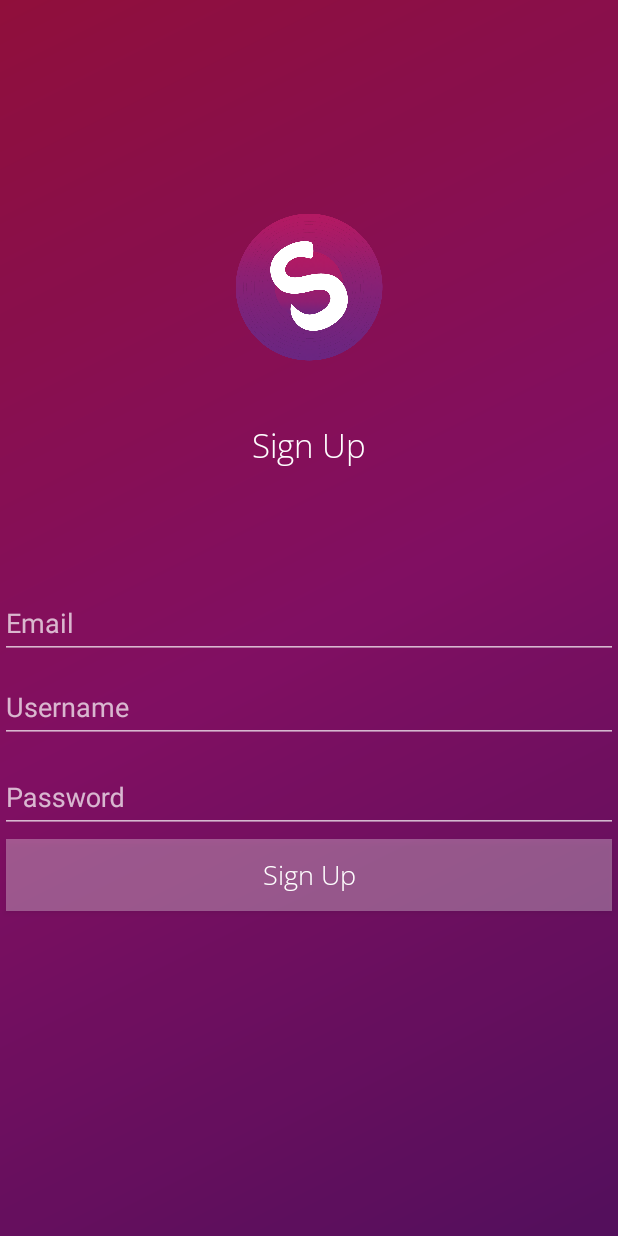
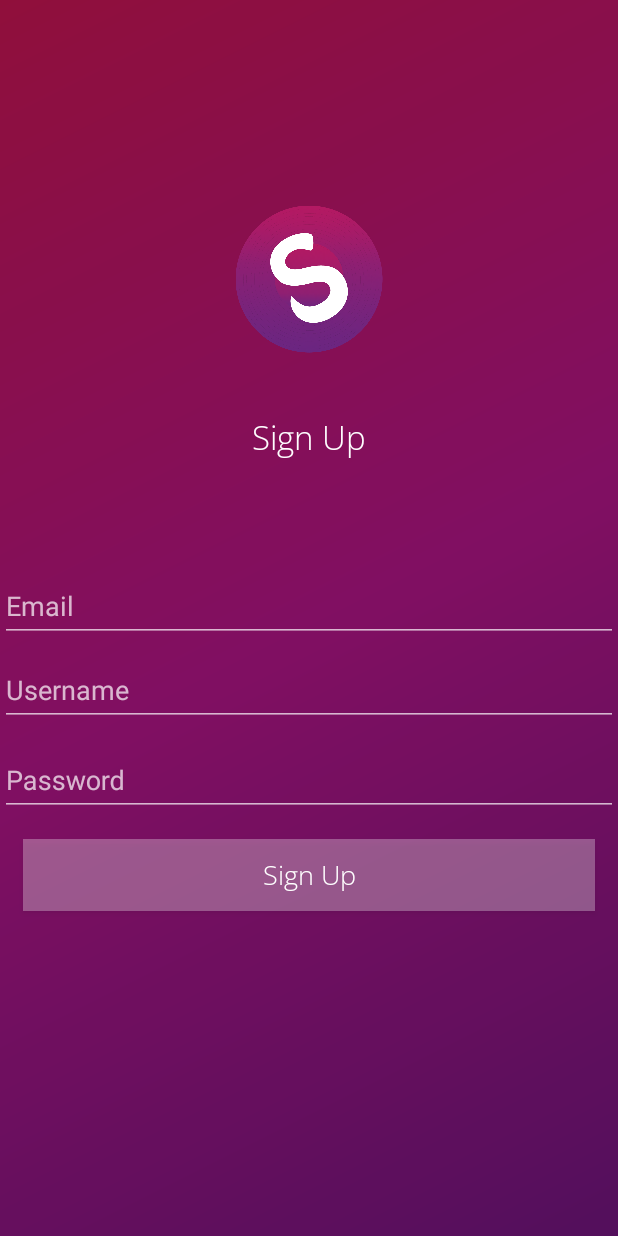
Before and after one commit to BillTosounidis/SpotIt, an Android app: the UserInteractionActivity screen opened directly, with no data from a screen before it, after a tap on an icon or button, on a phone screen of 412 x 824 dp. Run offline under Robolectric (Android 15) with nearby library versions, the phone set to English and light mode, and no system bars; network calls fail.

Commit message:
Minor change to the UI and the swap method in UserInteractionActivity.

```diff
--- a/app/src/main/java/uom/android/dev/Fragments/UserSignUpFragment.java
+++ b/app/src/main/java/uom/android/dev/Fragments/UserSignUpFragment.java
@@ -7,8 +7,10 @@ import android.support.v4.app.Fragment;
 import android.view.LayoutInflater;
 import android.view.View;
 import android.view.ViewGroup;
+import android.widget.Button;
 
 import uom.android.dev.R;
+import uom.android.dev.UserInteractionActivity;
 
 /**
  * A simple {@link Fragment} subclass.
@@ -18,6 +20,7 @@ public class UserSignUpFragment extends Fragment {
     private TextInputLayout usernameWrapper;
     private TextInputLayout passwordWrapper;
     private TextInputLayout emailWrapper;
+    private Button signUpButton;
 
     public UserSignUpFragment() {
         // Required empty public constructor
@@ -28,6 +31,14 @@ public class UserSignUpFragment extends Fragment {
     public View onCreateView(LayoutInflater inflater, ViewGroup container,
                              Bundle savedInstanceState) {
         View rootView = inflater.inflate(R.layout.fragment_user_sign_up, container, false);
+
+        signUpButton = (Button) rootView.findViewById(R.id.signUp_btn);
+        signUpButton.setOnClickListener(new View.OnClickListener() {
+            @Override
+            public void onClick(View v) {
+                ((UserInteractionActivity) getActivity()).swapFragment(new UserLoginFragment());
+            }
+        });
 
         usernameWrapper = (TextInputLayout) rootView.findViewById(R.id.usernameWrapper);
         usernameWrapper.setHint("Username");
--- a/app/src/main/java/uom/android/dev/UserInteractionActivity.java
+++ b/app/src/main/java/uom/android/dev/UserInteractionActivity.java
@@ -1,5 +1,6 @@
 package uom.android.dev;
 
+import android.support.v4.app.Fragment;
 import android.support.v4.app.FragmentManager;
 import android.support.v7.app.AppCompatActivity;
 import android.os.Bundle;
@@ -24,8 +25,8 @@ public class UserInteractionActivity extends AppCompatActivity {
                 .replace(R.id.user_interaction_container, userLoginFragment).commit();
     }
 
-    public void swapFragment(UserSignUpFragment userSignUpFragment){
+    public void swapFragment(Fragment nextFragment){
         fragmentManager.beginTransaction()
-                .replace(R.id.user_interaction_container, userSignUpFragment).commit();
+                .replace(R.id.user_interaction_container, nextFragment).commit();
     }
 }
--- a/app/src/main/res/layout/fragment_user_login.xml
+++ b/app/src/main/res/layout/fragment_user_login.xml
@@ -77,7 +77,7 @@
             android:textAllCaps="false"
             android:fontFamily="@font/open_sans_light"
             android:textSize="18sp"
-            android:layout_margin="4dp"
+            android:layout_margin="15dp"
             android:layout_width="match_parent"
             android:layout_height="wrap_content"
             android:text="@string/login_text"/>
--- a/app/src/main/res/layout/fragment_user_sign_up.xml
+++ b/app/src/main/res/layout/fragment_user_sign_up.xml
@@ -85,13 +85,13 @@
         </android.support.design.widget.TextInputLayout>
 
         <Button
-            android:id="@+id/login_btn"
+            android:id="@+id/signUp_btn"
             android:background="#4DFFFFFF"
             android:textColor="@color/white"
             android:textAllCaps="false"
             android:fontFamily="@font/open_sans_light"
             android:textSize="18sp"
-            android:layout_margin="4dp"
+            android:layout_margin="15dp"
             android:layout_width="match_parent"
             android:layout_height="wrap_content"
             android:text="@string/sign_up"/>
```
